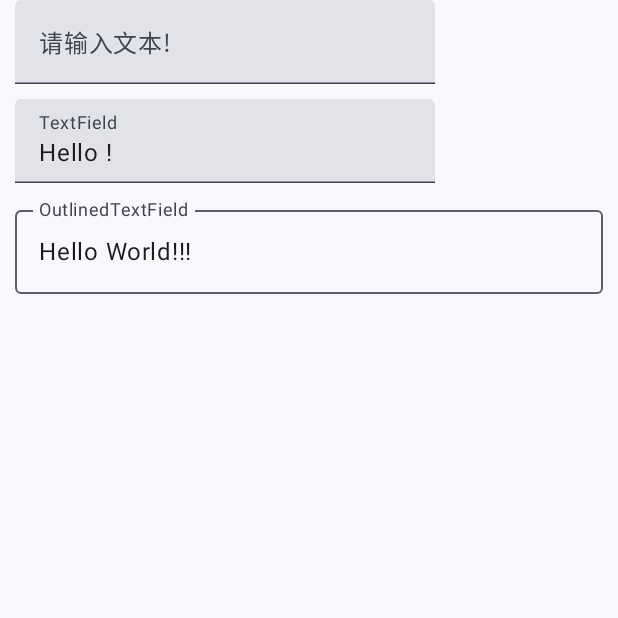
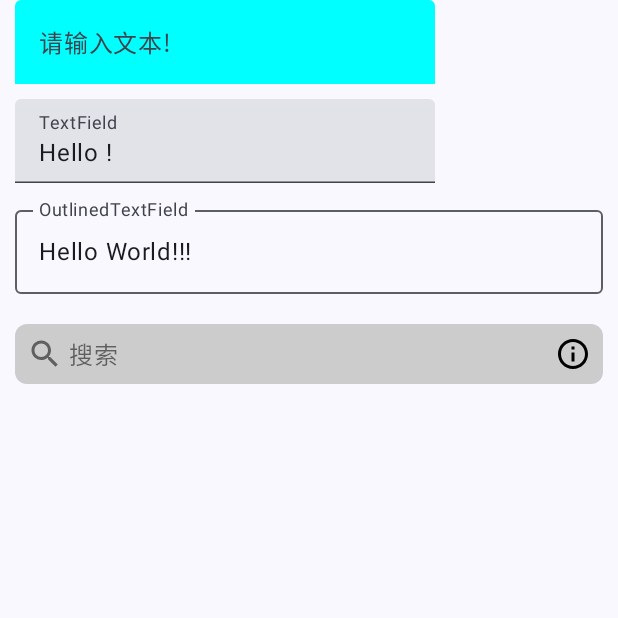
Before and after one commit to guanjiayo/MyComposeTest, an Android app built with Jetpack Compose: the TextFieldActivity screen opened directly, with no data from a screen before it, on a phone screen of 412 x 824 dp, the top half of it. Run offline under Robolectric (Android 15) with nearby library versions, the phone set to English and light mode, and no system bars.

Commit message:
自定义搜索框

```diff
--- a/app/src/main/java/zs/xmx/compose/TextFieldActivity.kt
+++ b/app/src/main/java/zs/xmx/compose/TextFieldActivity.kt
@@ -4,14 +4,27 @@ import android.os.Bundle
 import androidx.activity.compose.setContent
 import androidx.appcompat.app.AppCompatActivity
 import androidx.compose.foundation.background
-import androidx.compose.foundation.border
+import androidx.compose.foundation.interaction.MutableInteractionSource
+import androidx.compose.foundation.layout.Box
 import androidx.compose.foundation.layout.Column
+import androidx.compose.foundation.layout.Row
 import androidx.compose.foundation.layout.Spacer
 import androidx.compose.foundation.layout.fillMaxSize
 import androidx.compose.foundation.layout.fillMaxWidth
 import androidx.compose.foundation.layout.height
 import androidx.compose.foundation.layout.padding
+import androidx.compose.foundation.rememberScrollState
+import androidx.compose.foundation.shape.RoundedCornerShape
+import androidx.compose.foundation.text.BasicTextField
+import androidx.compose.foundation.verticalScroll
+import androidx.compose.material.icons.Icons
+import androidx.compose.material.icons.filled.Clear
+import androidx.compose.material.icons.outlined.Close
+import androidx.compose.material.icons.outlined.Info
+import androidx.compose.material.icons.outlined.Search
 import androidx.compose.material3.ExperimentalMaterial3Api
+import androidx.compose.material3.Icon
+import androidx.compose.material3.IconButton
 import androidx.compose.material3.MaterialTheme
 import androidx.compose.material3.OutlinedTextField
 import androidx.compose.material3.Surface
@@ -24,10 +37,14 @@ import androidx.compose.runtime.getValue
 import androidx.compose.runtime.mutableStateOf
 import androidx.compose.runtime.remember
 import androidx.compose.runtime.setValue
+import androidx.compose.ui.Alignment
 import androidx.compose.ui.Modifier
+import androidx.compose.ui.draw.clip
 import androidx.compose.ui.graphics.Color
 import androidx.compose.ui.text.input.TextFieldValue
+import androidx.compose.ui.text.input.VisualTransformation
 import androidx.compose.ui.unit.dp
+import com.google.android.material.search.SearchBar
 import zs.xmx.compose.ui.theme.MyTestTheme
 
 class TextFieldActivity : AppCompatActivity() {
@@ -50,21 +67,25 @@ class TextFieldActivity : AppCompatActivity() {
     @OptIn(ExperimentalMaterial3Api::class)
     @Composable
     fun TextFieldSample() {
-
-        Column(modifier = Modifier.padding(start = 10.dp, end = 10.dp)) {
+        Column(
+            modifier = Modifier
+                .padding(start = 10.dp, end = 10.dp)
+                .verticalScroll(
+                    rememberScrollState()
+                )
+        ) {
             var simpleText by remember { mutableStateOf(TextFieldValue()) }
 
             TextField(
                 value = simpleText,
                 onValueChange = { simpleText = it },
                 placeholder = { Text(text = "请输入文本!") },//hint
-//                colors = TextFieldDefaults.textFieldColors(
-//                    containerColor = Color.Transparent,
-//                    focusedIndicatorColor = Color.Transparent,
-//                    unfocusedIndicatorColor = Color.Transparent,
-//                    disabledIndicatorColor = Color.Transparent
-//                ),
-                //modifier = Modifier.indicatorLine()
+                colors = TextFieldDefaults.textFieldColors( //底部指示器和背景颜色设置为透明，实现看起来和EditText一样
+                    containerColor = Color.Cyan,
+                    focusedIndicatorColor = Color.Transparent,
+                    unfocusedIndicatorColor = Color.Transparent,
+                    disabledIndicatorColor = Color.Transparent
+                )
             )
 
             Spacer(modifier = Modifier.height(10.dp))
@@ -89,6 +110,52 @@ class TextFieldActivity : AppCompatActivity() {
                 onValueChange = { outLineText = it },
             )
 
+            Spacer(modifier = Modifier.height(10.dp))
+
+
+
+            Spacer(modifier = Modifier.height(10.dp))
+
+            //自定义搜索框
+            var searchText by remember { mutableStateOf("") }
+            BasicTextField(
+                value = searchText,
+                onValueChange = { searchText = it },
+                modifier = Modifier
+                    .clip(RoundedCornerShape(8.dp))
+                    .background(Color.LightGray)
+                    .padding(8.dp)
+                    .fillMaxWidth(),
+                singleLine = true,//设置了 singleLine 再设置 maxLines 将无效
+                decorationBox = { innerTextField ->
+                    Row(verticalAlignment = Alignment.CenterVertically) {
+                        Icon(
+                            imageVector = Icons.Outlined.Search,
+                            contentDescription = null,
+                            tint = Color(0x88000000)
+                        )
+                        Box(
+                            modifier = Modifier
+                                .weight(1f)
+                                .padding(start = 4.dp, end = 4.dp),
+                            contentAlignment = Alignment.CenterStart
+                        ) {
+                            if (searchText.isEmpty()) Text(text = "搜索", color = Color(0x88000000))
+                            innerTextField()
+                        }
+                        if (searchText.isNotEmpty()) Icon(
+                            imageVector = Icons.Outlined.Close,
+                            contentDescription = null,
+                            tint = Color(0x88000000)
+                        )
+                        else Icon(
+                            imageVector = Icons.Outlined.Info,
+                            contentDescription = null,
+                            tint = Color(0xFF000000)
+                        )
+                    }
+                })
+
 
         }
 
```
Also changed, not shown: gradle/wrapper/gradle-wrapper.properties (added), 1 other file.
